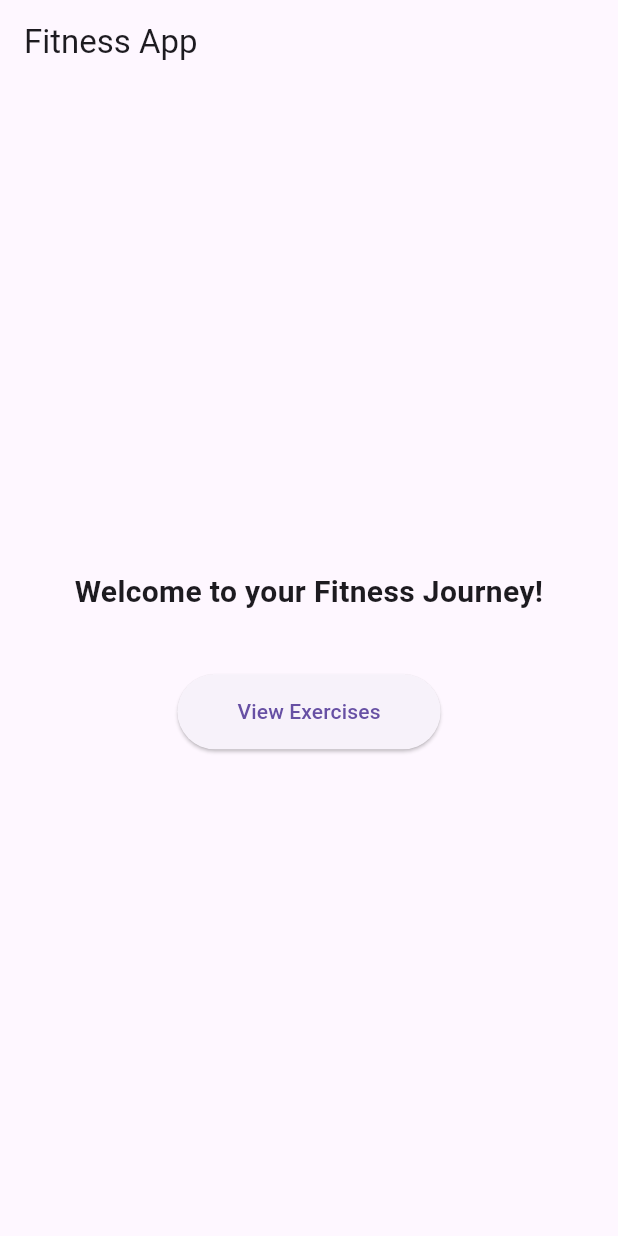
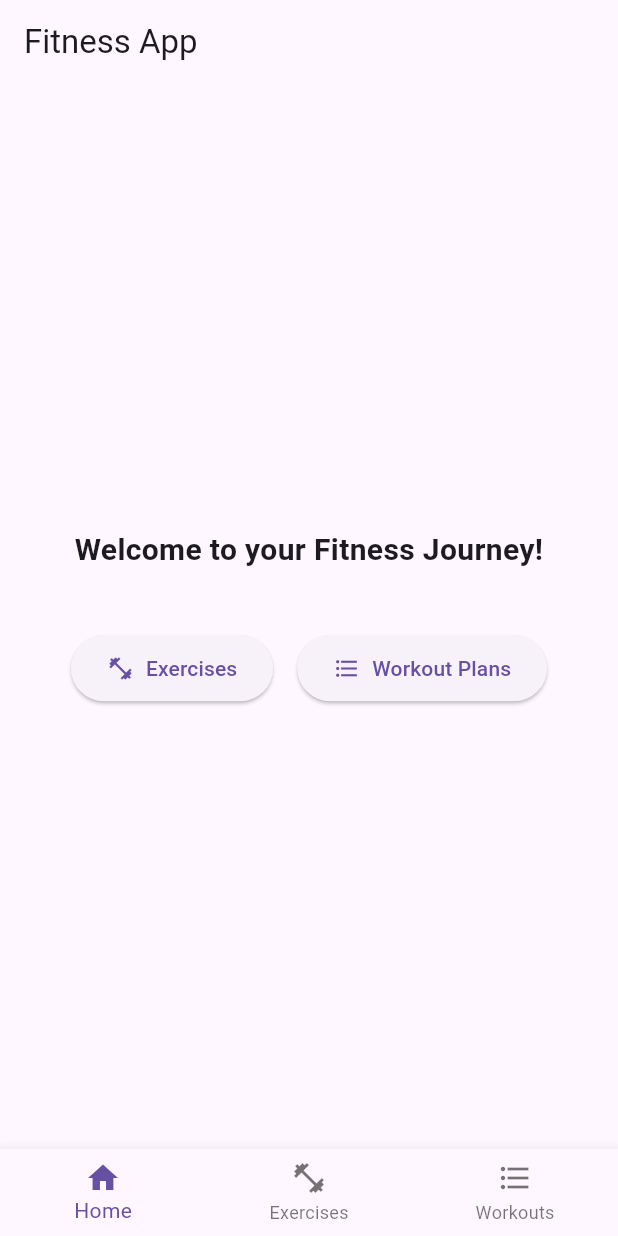
Before and after one commit to jxc03/fitnessMobile, a Flutter app: the screen it shows after launch, on a phone screen of 412 x 824 dp. Run offline on Flutter 3.47's test engine with Material 3 defaults, Android fonts, the phone set to English and light mode, and no system bars; our stand-ins replace cloud_firestore, firebase_core; accounts and stored records are empty; generated files the repository leaves out were written again.

Commit message:
Added workout plans screen then updated the navigation to include blocks at the bottom

```diff
--- a/fitness/lib/main.dart
+++ b/fitness/lib/main.dart
@@ -2,12 +2,12 @@ import 'package:flutter/material.dart';
 
 // Imports for firebase
 import 'package:firebase_core/firebase_core.dart';
-//import 'package:cloud_firestore/cloud_firestore.dart';
 import 'firebase_options.dart';
 
-// Import our screens
+// Import screens
 import 'screens/exercises_screen.dart';
 import 'screens/exercise_details_screen.dart';
+import 'screens/workout_plans_screen.dart';
 
 void main() async {
   WidgetsFlutterBinding.ensureInitialized();
@@ -30,9 +30,10 @@ class MainApp extends StatelessWidget {
         visualDensity: VisualDensity.adaptivePlatformDensity,
         useMaterial3: true,
       ),
-      home: const HomeScreen(),
+      home: const MainNavigationScreen(),
       routes: {
         '/exercises': (context) => const ExercisesScreen(),
+        '/workout-plans': (context) => const WorkoutPlansScreen(),
       },
       // Use onGenerateRoute for routes with parameters
       onGenerateRoute: (settings) {
@@ -44,6 +45,53 @@ class MainApp extends StatelessWidget {
         }
         return null;
       },
+    );
+  }
+}
+
+class MainNavigationScreen extends StatefulWidget {
+  const MainNavigationScreen({super.key});
+
+  @override
+  State<MainNavigationScreen> createState() => _MainNavigationScreenState();
+}
+
+class _MainNavigationScreenState extends State<MainNavigationScreen> {
+  int _currentIndex = 0;
+
+  // List of screens for bottom navigation
+  final List<Widget> _screens = [
+    const HomeScreen(),
+    const ExercisesScreen(),
+    const WorkoutPlansScreen(),
+  ];
+
+  @override
+  Widget build(BuildContext context) {
+    return Scaffold(
+      body: _screens[_currentIndex],
+      bottomNavigationBar: BottomNavigationBar(
+        currentIndex: _currentIndex,
+        onTap: (index) {
+          setState(() {
+            _currentIndex = index;
+          });
+        },
+        items: const [
+          BottomNavigationBarItem(
+            icon: Icon(Icons.home),
+            label: 'Home',
+          ),
+          BottomNavigationBarItem(
+            icon: Icon(Icons.fitness_center),
+            label: 'Exercises',
+          ),
+          BottomNavigationBarItem(
+            icon: Icon(Icons.format_list_bulleted),
+            label: 'Workouts',
+          ),
+        ],
+      ),
     );
   }
 }
@@ -67,14 +115,41 @@ class HomeScreen extends StatelessWidget {
               textAlign: TextAlign.center,
             ),
             const SizedBox(height: 40),
-            ElevatedButton(
-              onPressed: () {
-                Navigator.pushNamed(context, '/exercises');
-              },
-              style: ElevatedButton.styleFrom(
-                padding: const EdgeInsets.symmetric(horizontal: 40, vertical: 15),
-              ),
-              child: const Text('View Exercises'),
+            Row(
+              mainAxisAlignment: MainAxisAlignment.center,
+              children: [
+                ElevatedButton.icon(
+                  onPressed: () {
+                    // Switch to Exercises tab
+                    (context.findAncestorStateOfType<_MainNavigationScreenState>())
+                        ?.setState(() {
+                      (context.findAncestorStateOfType<_MainNavigationScreenState>())
+                          ?._currentIndex = 1;
+                    });
+                  },
+                  icon: const Icon(Icons.fitness_center),
+                  label: const Text('Exercises'),
+                  style: ElevatedButton.styleFrom(
+                    padding: const EdgeInsets.symmetric(horizontal: 24, vertical: 12),
+                  ),
+                ),
+                const SizedBox(width: 16),
+                ElevatedButton.icon(
+                  onPressed: () {
+                    // Switch to Workouts tab
+                    (context.findAncestorStateOfType<_MainNavigationScreenState>())
+                        ?.setState(() {
+                      (context.findAncestorStateOfType<_MainNavigationScreenState>())
+                          ?._currentIndex = 2;
+                    });
+                  },
+                  icon: const Icon(Icons.format_list_bulleted),
+                  label: const Text('Workout Plans'),
+                  style: ElevatedButton.styleFrom(
+                    padding: const EdgeInsets.symmetric(horizontal: 24, vertical: 12),
+                  ),
+                ),
+              ],
             ),
           ],
         ),
```
